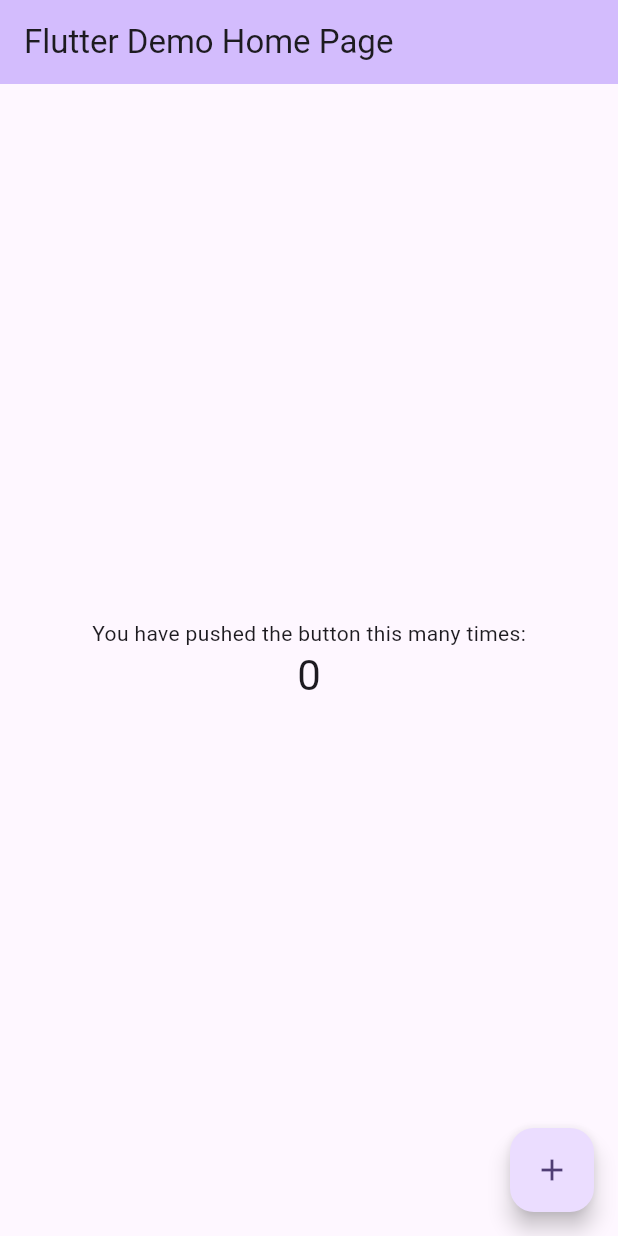
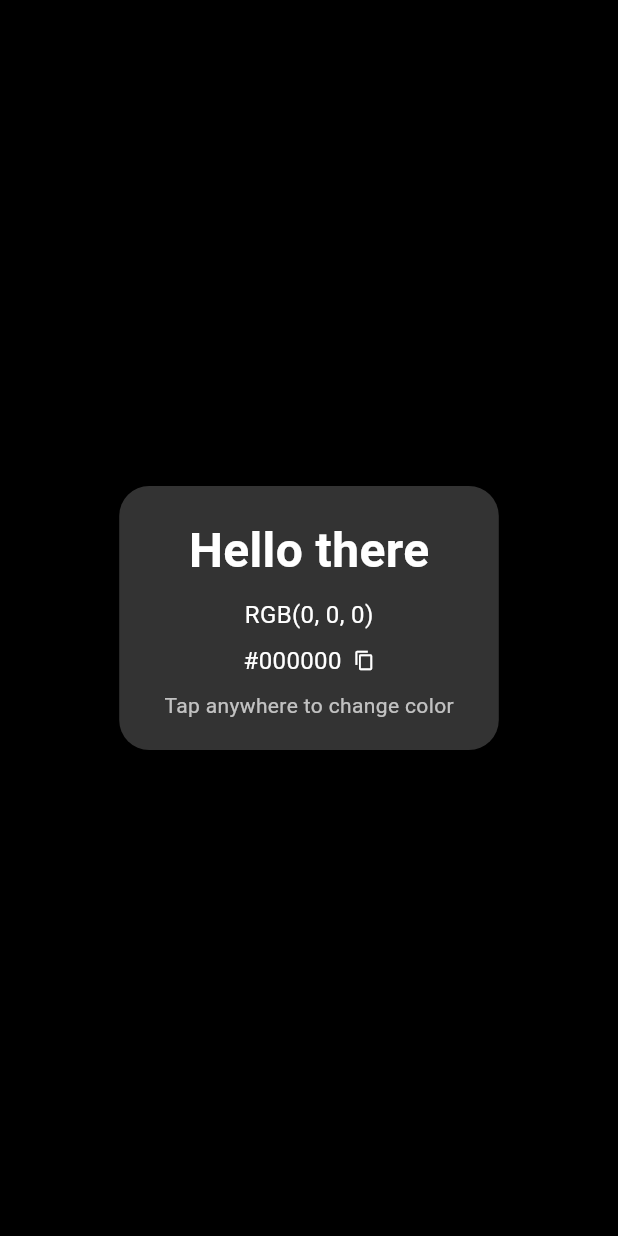
Before and after one commit to Tarbian/random_colors_app, a Flutter app: the screen it shows after launch, on a phone screen of 412 x 824 dp. Run offline on Flutter 3.47's test engine with Material 3 defaults, Android fonts, the phone set to English and light mode, and no system bars; our stand-ins replace flutter_bloc.

Commit message:
First commit

```diff
--- /dev/null
+++ b/lib/core/app_constants.dart
@@ -0,0 +1,52 @@
+// ignore_for_file: public_member_api_docs
+
+import 'package:flutter/material.dart';
+
+abstract final class AppConstants {
+  //  General
+  static const double verticalSpaceSmall = 8;
+  static const double horizontalSpaceSmall = 8;
+
+  //  Colors
+  static const int maxChannelBrightness = 256; // 1-256
+  static const int alphaBackground = 255; // 0-255
+  static const int initialRChannelValue = 0; // 0-255
+  static const int initialGChannelValue = 0; // 0-255
+  static const int initialBChannelValue = 0; // 0-255
+  static const double luminanceThreshold = 0.4;
+
+  //  Card
+  static const double cardBackgroundOpacity = 0.2;
+  static const double cardBorderRadius = 20;
+  static const double cardPaddingHorizontal = 30;
+  static const double cardPaddingVertical = 20;
+  static const double copyIconSize = 14;
+  static const int snackBarDurationSeconds = 2;
+
+  //  Strings
+  static const String titleText = 'Hello there';
+  static const String hintText = 'Tap anywhere to change color';
+  static const String hexCopiedText = 'HEX copied to clipboard';
+
+  //  Text styles
+  static const double titleFontSize = 32;
+  static const double rgbFontSize = 16;
+  static const double hintFontSize = 14;
+  static const double hintOpacity = 0.7;
+
+  static TextStyle titleStyle(Color color) => TextStyle(
+    fontSize: titleFontSize,
+    fontWeight: FontWeight.bold,
+    color: color,
+  );
+
+  static TextStyle rgbStyle(Color color) => TextStyle(
+    fontSize: rgbFontSize,
+    color: color,
+  );
+
+  static TextStyle hintStyle(Color color) => TextStyle(
+    fontSize: hintFontSize,
+    color: color.withValues(alpha: hintOpacity),
+  );
+}
--- a/lib/main.dart
+++ b/lib/main.dart
@@ -1,121 +1,24 @@
 import 'package:flutter/material.dart';
+import 'package:flutter_bloc/flutter_bloc.dart';
+import 'package:random_colors_app/presentation/cubits/random_color_cubit.dart';
+import 'package:random_colors_app/presentation/pages/random_color_page.dart';
 
 void main() {
-  runApp(const MyApp());
+  runApp(const Main());
 }
 
-class MyApp extends StatelessWidget {
-  const MyApp({super.key});
+/// Main page.
+class Main extends StatelessWidget {
+  /// Creates a [Main].
+  const Main({super.key});
 
-  // This widget is the root of your application.
   @override
   Widget build(BuildContext context) {
     return MaterialApp(
-      title: 'Flutter Demo',
-      theme: ThemeData(
-        // This is the theme of your application.
-        //
-        // TRY THIS: Try running your application with "flutter run". You'll see
-        // the application has a purple toolbar. Then, without quitting the app,
-        // try changing the seedColor in the colorScheme below to Colors.green
-        // and then invoke "hot reload" (save your changes or press the "hot
-        // reload" button in a Flutter-supported IDE, or press "r" if you used
-        // the command line to start the app).
-        //
-        // Notice that the counter didn't reset back to zero; the application
-        // state is not lost during the reload. To reset the state, use hot
-        // restart instead.
-        //
-        // This works for code too, not just values: Most code changes can be
-        // tested with just a hot reload.
-        colorScheme: .fromSeed(seedColor: Colors.deepPurple),
-      ),
-      home: const MyHomePage(title: 'Flutter Demo Home Page'),
-    );
-  }
-}
-
-class MyHomePage extends StatefulWidget {
-  const MyHomePage({super.key, required this.title});
-
-  // This widget is the home page of your application. It is stateful, meaning
-  // that it has a State object (defined below) that contains fields that affect
-  // how it looks.
-
-  // This class is the configuration for the state. It holds the values (in this
-  // case the title) provided by the parent (in this case the App widget) and
-  // used by the build method of the State. Fields in a Widget subclass are
-  // always marked "final".
-
-  final String title;
-
-  @override
-  State<MyHomePage> createState() => _MyHomePageState();
-}
-
-class _MyHomePageState extends State<MyHomePage> {
-  int _counter = 0;
-
-  void _incrementCounter() {
-    setState(() {
-      // This call to setState tells the Flutter framework that something has
-      // changed in this State, which causes it to rerun the build method below
-      // so that the display can reflect the updated values. If we changed
-      // _counter without calling setState(), then the build method would not be
-      // called again, and so nothing would appear to happen.
-      _counter++;
-    });
-  }
-
-  @override
-  Widget build(BuildContext context) {
-    // This method is rerun every time setState is called, for instance as done
-    // by the _incrementCounter method above.
-    //
-    // The Flutter framework has been optimized to make rerunning build methods
-    // fast, so that you can just rebuild anything that needs updating rather
-    // than having to individually change instances of widgets.
-    return Scaffold(
-      appBar: AppBar(
-        // TRY THIS: Try changing the color here to a specific color (to
-        // Colors.amber, perhaps?) and trigger a hot reload to see the AppBar
-        // change color while the other colors stay the same.
-        backgroundColor: Theme.of(context).colorScheme.inversePrimary,
-        // Here we take the value from the MyHomePage object that was created by
-        // the App.build method, and use it to set our appbar title.
-        title: Text(widget.title),
-      ),
-      body: Center(
-        // Center is a layout widget. It takes a single child and positions it
-        // in the middle of the parent.
-        child: Column(
-          // Column is also a layout widget. It takes a list of children and
-          // arranges them vertically. By default, it sizes itself to fit its
-          // children horizontally, and tries to be as tall as its parent.
-          //
-          // Column has various properties to control how it sizes itself and
-          // how it positions its children. Here we use mainAxisAlignment to
-          // center the children vertically; the main axis here is the vertical
-          // axis because Columns are vertical (the cross axis would be
-          // horizontal).
-          //
-          // TRY THIS: Invoke "debug painting" (choose the "Toggle Debug Paint"
-          // action in the IDE, or press "p" in the console), to see the
-          // wireframe for each widget.
-          mainAxisAlignment: .center,
-          children: [
-            const Text('You have pushed the button this many times:'),
-            Text(
-              '$_counter',
-              style: Theme.of(context).textTheme.headlineMedium,
-            ),
-          ],
-        ),
-      ),
-      floatingActionButton: FloatingActionButton(
-        onPressed: _incrementCounter,
-        tooltip: 'Increment',
-        child: const Icon(Icons.add),
+      debugShowCheckedModeBanner: false,
+      home: BlocProvider(
+        create: (_) => RandomColorCubit(),
+        child: const RandomColorPage(),
       ),
     );
   }
--- /dev/null
+++ b/lib/presentation/cubits/random_color_cubit.dart
@@ -0,0 +1,23 @@
+import 'dart:math';
+import 'package:flutter_bloc/flutter_bloc.dart';
+import 'package:random_colors_app/core/app_constants.dart';
+import 'package:random_colors_app/presentation/cubits/random_color_state.dart';
+
+/// Cubit that manages the random background color state.
+class RandomColorCubit extends Cubit<RandomColorState> {
+  final Random _random = Random();
+
+  /// Creates a [RandomColorCubit] with an initial color state.
+  RandomColorCubit() : super(RandomColorState.initial());
+
+  /// Function that emits new color.
+  void changeColor() {
+    emit(
+      RandomColorState(
+        red: _random.nextInt(AppConstants.maxChannelBrightness),
+        green: _random.nextInt(AppConstants.maxChannelBrightness),
+        blue: _random.nextInt(AppConstants.maxChannelBrightness),
+      ),
+    );
+  }
+}
--- /dev/null
+++ b/lib/presentation/cubits/random_color_state.dart
@@ -0,0 +1,38 @@
+import 'package:flutter/material.dart';
+import 'package:random_colors_app/core/app_constants.dart';
+
+/// Holds the current RGB color values for the background.
+class RandomColorState {
+  /// Red channel intensity (0–255).
+  final int red;
+
+  /// Green channel intensity (0–255).
+  final int green;
+
+  /// Blue channel intensity (0–255).
+  final int blue;
+
+  /// Returns the [Color] built from the current RGB values.
+  Color get color =>
+      Color.fromARGB(AppConstants.alphaBackground, red, green, blue);
+
+  /// Returns the [Color] of text depending on the background brightness.
+  Color get textColor =>
+      color.computeLuminance() > AppConstants.luminanceThreshold
+      ? Colors.black
+      : Colors.white;
+
+  /// Creates a [RandomColorState] with the given RGB values.
+  const RandomColorState({
+    required this.red,
+    required this.green,
+    required this.blue,
+  });
+
+  /// Creates a [RandomColorState] with initial color from [AppConstants].
+  factory RandomColorState.initial() => const RandomColorState(
+    red: AppConstants.initialRChannelValue,
+    green: AppConstants.initialGChannelValue,
+    blue: AppConstants.initialBChannelValue,
+  );
+}
--- /dev/null
+++ b/lib/presentation/pages/random_color_page.dart
@@ -0,0 +1,37 @@
+import 'package:flutter/material.dart';
+import 'package:flutter_bloc/flutter_bloc.dart';
+import 'package:random_colors_app/presentation/cubits/random_color_cubit.dart';
+import 'package:random_colors_app/presentation/cubits/random_color_state.dart';
+import 'package:random_colors_app/presentation/widgets/color_info_card.dart';
+
+/// Page with random colors.
+class RandomColorPage extends StatelessWidget {
+  /// Creates a [RandomColorPage].
+  const RandomColorPage({super.key});
+
+  @override
+  Widget build(BuildContext context) {
+    return BlocBuilder<RandomColorCubit, RandomColorState>(
+      builder: (context, state) {
+        return Scaffold(
+          body: GestureDetector(
+            behavior: HitTestBehavior.opaque,
+            onTap: () => context.read<RandomColorCubit>().changeColor(),
+            child: ColoredBox(
+              color: state.color,
+              child: Center(
+                child: ColorInfoCard(
+                  color: state.color,
+                  textColor: state.textColor,
+                  red: state.red,
+                  green: state.green,
+                  blue: state.blue,
+                ),
+              ),
+            ),
+          ),
+        );
+      },
+    );
+  }
+}
--- /dev/null
+++ b/lib/presentation/widgets/color_info_card.dart
@@ -0,0 +1,107 @@
+import 'package:flutter/material.dart';
+import 'package:flutter/services.dart';
+import 'package:random_colors_app/core/app_constants.dart';
+
+/// Card with color info texts on a semi-transparent rounded background.
+class ColorInfoCard extends StatelessWidget {
+  /// Creates a [ColorInfoCard].
+  const ColorInfoCard({
+    required this.color,
+    required this.textColor,
+    required this.red,
+    required this.green,
+    required this.blue,
+    super.key,
+  });
+
+  /// Radix used to convert integer color values to hexadecimal.
+  static const int radix = 16;
+
+  /// Minimum length for each hex color channel (e.g. 2 -> FF).
+  static const int pad = 2;
+
+  /// Color from background.
+  final Color color;
+
+  /// Color used for all text inside the card.
+  final Color textColor;
+
+  /// Red channel value to display.
+  final int red;
+
+  /// Green channel value to display.
+  final int green;
+
+  /// Blue channel value to display.
+  final int blue;
+
+  String get _hex =>
+      '#${red.toRadixString(radix).padLeft(pad, '0')}'
+              '${green.toRadixString(radix).padLeft(pad, '0')}'
+              '${blue.toRadixString(radix).padLeft(pad, '0')}'
+          .toUpperCase();
+
+  void _copyHex(BuildContext context) {
+    Clipboard.setData(ClipboardData(text: _hex));
+    ScaffoldMessenger.of(context).showSnackBar(
+      const SnackBar(
+        content: Text(AppConstants.hexCopiedText),
+        duration: Duration(seconds: AppConstants.snackBarDurationSeconds),
+      ),
+    );
+  }
+
+  @override
+  Widget build(BuildContext context) {
+    return DecoratedBox(
+      decoration: BoxDecoration(
+        color: textColor.withValues(alpha: AppConstants.cardBackgroundOpacity),
+        borderRadius: BorderRadius.circular(AppConstants.cardBorderRadius),
+      ),
+      child: Padding(
+        padding: const EdgeInsets.symmetric(
+          horizontal: AppConstants.cardPaddingHorizontal,
+          vertical: AppConstants.cardPaddingVertical,
+        ),
+        child: Column(
+          mainAxisSize: MainAxisSize.min,
+          children: [
+            Text(
+              AppConstants.titleText,
+              style: AppConstants.titleStyle(textColor),
+            ),
+            const SizedBox(height: AppConstants.verticalSpaceSmall),
+            Text(
+              'RGB($red, $green, $blue)',
+              style: AppConstants.rgbStyle(textColor),
+            ),
+            const SizedBox(height: AppConstants.verticalSpaceSmall),
+            GestureDetector(
+              onTap: () => _copyHex(context),
+              child: Row(
+                mainAxisSize: MainAxisSize.min,
+                children: [
+                  Text(
+                    _hex,
+                    style: AppConstants.rgbStyle(textColor),
+                  ),
+                  const SizedBox(width: AppConstants.horizontalSpaceSmall),
+                  Icon(
+                    Icons.copy,
+                    size: AppConstants.copyIconSize,
+                    color: textColor,
+                  ),
+                ],
+              ),
+            ),
+            const SizedBox(height: AppConstants.verticalSpaceSmall),
+            Text(
+              AppConstants.hintText,
+              style: AppConstants.hintStyle(textColor),
+            ),
+          ],
+        ),
+      ),
+    );
+  }
+}
--- a/pubspec.yaml
+++ b/pubspec.yaml
@@ -28,23 +28,23 @@ environment:
 # the latest version available on pub.dev. To see which dependencies have newer
 # versions available, run `flutter pub outdated`.
 dependencies:
+  cupertino_icons: ^1.0.8
   flutter:
     sdk: flutter
 
   # The following adds the Cupertino Icons font to your application.
   # Use with the CupertinoIcons class for iOS style icons.
-  cupertino_icons: ^1.0.8
+  flutter_bloc: ^9.1.1
 
 dev_dependencies:
+  flutter_lints: ^6.0.0
   flutter_test:
     sdk: flutter
-
   # The "flutter_lints" package below contains a set of recommended lints to
   # encourage good coding practices. The lint set provided by the package is
   # activated in the `analysis_options.yaml` file located at the root of your
   # package. See that file for information about deactivating specific lint
   # rules and activating additional ones.
-  flutter_lints: ^6.0.0
   solid_lints: ^0.3.3
 
 # For information on the generic Dart part of this file, see the
```
Also changed, not shown: pubspec.lock, 3 other files.
